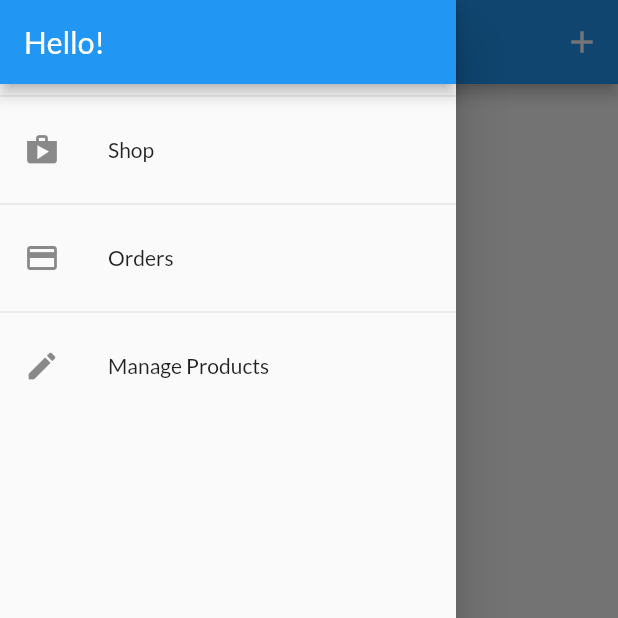
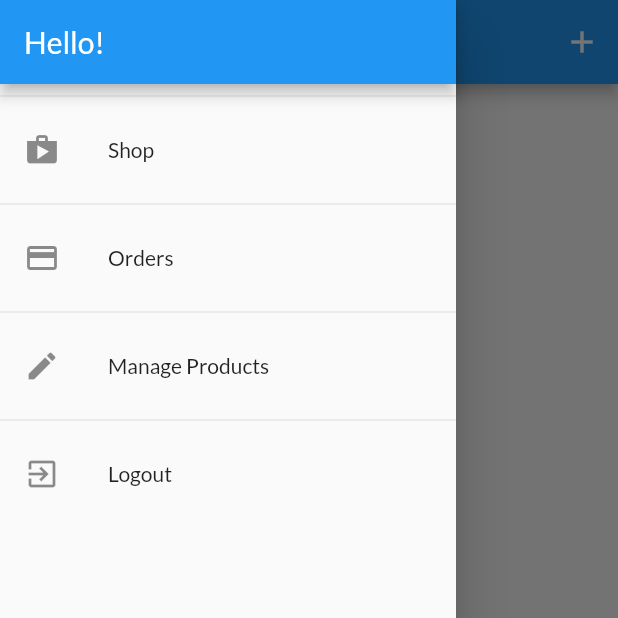
Before and after one commit to danielwj00/flutter_shop_app, a Flutter app: the UserProductsScreen screen opened by its route, with the side drawer open, on a phone screen of 412 x 824 dp, the top half of it. Run offline on Flutter 3.47's test engine with Material 2 defaults, Android fonts, the phone set to English and light mode, and no system bars; our stand-ins replace shared_preferences; accounts and stored records are empty; network calls fail.

```diff
--- a/lib/providers/orders.dart
+++ b/lib/providers/orders.dart
@@ -22,8 +22,9 @@ class OrderItem {
 class Orders with ChangeNotifier {
   List<OrderItem> _orders = [];
   final String authToken;
+  final String userId;
 
-  Orders(this.authToken, this._orders);
+  Orders(this.authToken, this.userId, this._orders);
 
   List<OrderItem> get orders {
     return [..._orders];
@@ -31,7 +32,7 @@ class Orders with ChangeNotifier {
 
   Future<void> fetchAndSetOrders() async {
     const url = 'flutter-shop-app-40e7f-default-rtdb.firebaseio.com';
-    final Uri uri = Uri.https(url, 'orders.json', {
+    final Uri uri = Uri.https(url, 'orders/$userId.json', {
       'auth': authToken,
     });
     final response = await http.get(uri);
@@ -63,7 +64,7 @@ class Orders with ChangeNotifier {
 
   Future<void> addOrder(List<CartItem> cartProducts, double total) async {
     const url = 'flutter-shop-app-40e7f-default-rtdb.firebaseio.com';
-    final Uri uri = Uri.https(url, 'orders.json', {
+    final Uri uri = Uri.https(url, 'orders/$userId.json', {
       'auth': authToken,
     });
     final timestamp = DateTime.now();
--- a/lib/screens/user_products_screen.dart
+++ b/lib/screens/user_products_screen.dart
@@ -15,12 +15,12 @@ class UserProductsScreen extends StatelessWidget {
     await Provider.of<ProductsProvider>(
       context,
       listen: false,
-    ).fetchAndSetProducts();
+    ).fetchAndSetProducts(true);
   }
 
   @override
   Widget build(BuildContext context) {
-    final productsData = Provider.of<ProductsProvider>(context);
+    // final productsData = Provider.of<ProductsProvider>(context);
     return Scaffold(
       appBar: AppBar(
         title: const Text('Your Products'),
@@ -34,9 +34,17 @@ class UserProductsScreen extends StatelessWidget {
         ],
       ),
       drawer: AppDrawer(),
-      body: RefreshIndicator(
+      body: FutureBuilder(
+        future: _refreshProducts(context),
+        builder: (ctx, snapshot) =>
+            snapshot.connectionState == ConnectionState.waiting
+                ? Center(
+                    child: CircularProgressIndicator(),
+                  )
+                : RefreshIndicator(
                     onRefresh: () => _refreshProducts(context),
-        child: Padding(
+                    child: Consumer<ProductsProvider>(
+                      builder: (ctx, productsData, child) => Padding(
                         padding: EdgeInsets.all(8),
                         child: ListView.builder(
                           itemCount: productsData.items.length,
@@ -53,6 +61,8 @@ class UserProductsScreen extends StatelessWidget {
                         ),
                       ),
                     ),
+                  ),
+      ),
     );
   }
 }
--- a/lib/widgets/app_drawer.dart
+++ b/lib/widgets/app_drawer.dart
@@ -1,7 +1,10 @@
 import 'package:flutter/material.dart';
+import 'package:provider/provider.dart';
 
 import '../screens/orders_screen.dart';
 import '../screens/user_products_screen.dart';
+
+import '../providers/auth.dart';
 
 class AppDrawer extends StatelessWidget {
   @override
@@ -39,6 +42,16 @@ class AppDrawer extends StatelessWidget {
                   .pushReplacementNamed(UserProductsScreen.routeName);
             },
           ),
+          Divider(),
+          ListTile(
+            leading: Icon(Icons.exit_to_app),
+            title: Text('Logout'),
+            onTap: () {
+              Navigator.of(context).pop();
+              Navigator.of(context).pushReplacementNamed('/');
+              Provider.of<Auth>(context, listen: false).logout();
+            },
+          ),
         ],
       ),
     );
--- a/pubspec.yaml
+++ b/pubspec.yaml
@@ -26,7 +26,7 @@ dependencies:
   provider: ^5.0.0
   intl: ^0.17.0
   http: ^0.13.1
-
+  shared_preferences: ^2.0.5
 
   # The following adds the Cupertino Icons font to your application.
   # Use with the CupertinoIcons class for iOS style icons.
```
Also changed, not shown: lib/main.dart (+13 -1 lines), lib/providers/auth.dart (+59 -0 lines), lib/providers/products_provider.dart (+11 -6 lines), lib/widgets/splash_screen.dart (added, +12 -0 lines), pubspec.lock. Lines whose indentation alone changed are shown as unchanged.
